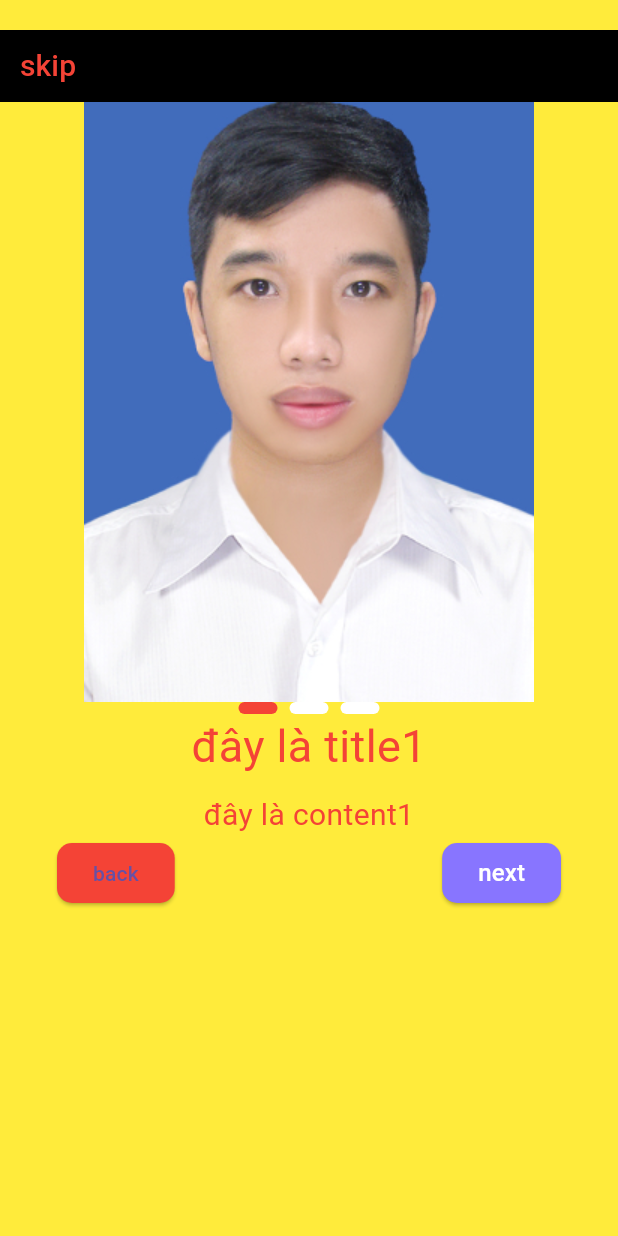
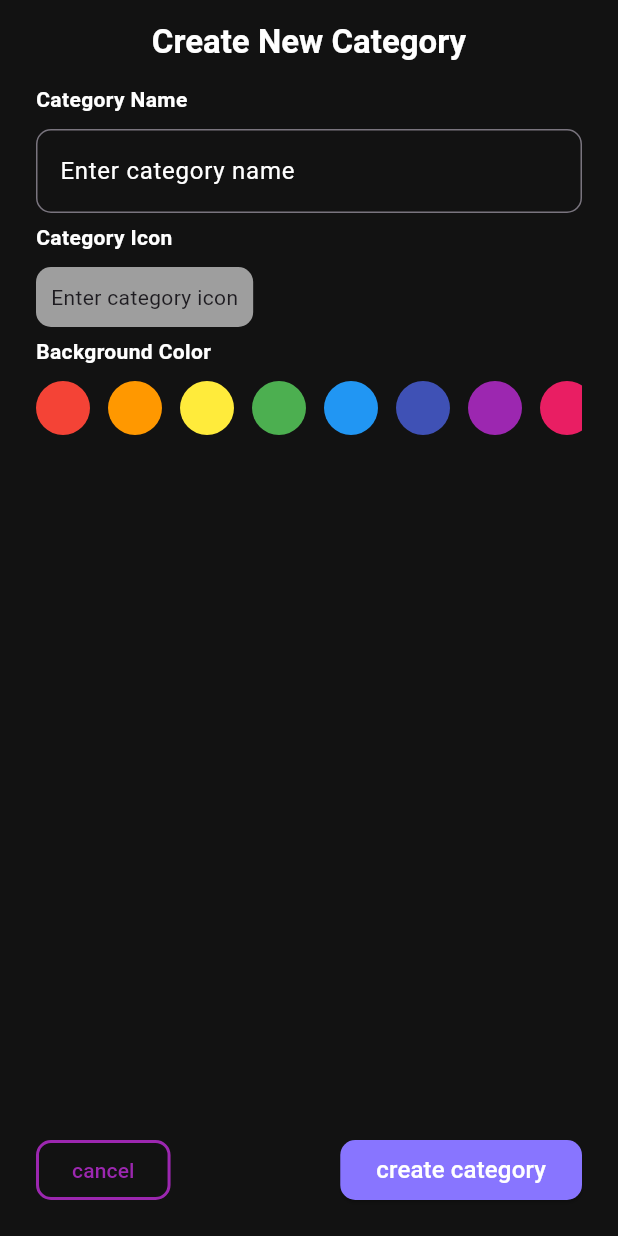
Before and after one commit to songtoantd18/nestjs, a Flutter app: the screen it shows after launch, on a phone screen of 412 x 824 dp. Run offline on Flutter 3.47's test engine with Material 3 defaults, Android fonts, the phone set to English and light mode, and no system bars; our stand-ins replace easy_localization, shared_preferences.

Commit message:
bài 9 create category ui coding

```diff
--- a/todoapp/assets/translations/en.json
+++ b/todoapp/assets/translations/en.json
@@ -1,5 +1,17 @@
 {
-    "welcome_title": "Welcome!",
-    "welcome_description": "Welcome to our app! To get the most out of your experience, please log in to your existing account or create a new account if you don’t have one yet. Logging in allows you to securely access your personalized settings, save your progress, and enjoy all the exclusive features we offer. Creating a new account is quick and easy, ensuring you can start exploring immediately. Whether you’re a returning user or new to our platform, we’re here to support you every step of the way. Let’s get started!"
+  "welcome_title": "Welcome!",
+  "welcome_description": "Welcome to our app! To get the most out of your experience, please log in to your existing account or create a new account if you don’t have one yet. Logging in allows you to securely access your personalized settings, save your progress, and enjoy all the exclusive features we offer. Creating a new account is quick and easy, ensuring you can start exploring immediately. Whether you’re a returning user or new to our platform, we’re here to support you every step of the way. Let’s get started!",
 
+  "create_category_page_title": "Create New Category",
+  "create_category_from_category_name_label": "Category Name",
+  "create_category_from_category_name_placeholder": "Enter category name",
+  "create_category_from_category_icon_label": "Category Icon",
+  "create_category_from_category_icon_placeholder": "Enter category icon",
+
+  "create_category_from_category_background_color_label": "Background Color",
+  "create_category_create_button": "Create",
+
+  "create_new_account": "Create new account",
+  "change_language": "Change language",
+  "login": "Login"
 }
--- a/todoapp/assets/translations/vi.json
+++ b/todoapp/assets/translations/vi.json
@@ -1,4 +1,17 @@
 {
-    "welcome_title": "XIN CHÀO!",
-    "welcome_description": "Chào mừng bạn đến với ứng dụng của chúng tôi! Để tận dụng tối đa trải nghiệm của bạn, vui lòng đăng nhập vào tài khoản hiện tại của bạn hoặc tạo tài khoản mới nếu bạn chưa có. Đăng nhập cho phép bạn truy cập an toàn vào các cài đặt được cá nhân hóa, lưu tiến trình của bạn và tận hưởng tất cả các tính năng độc quyền mà chúng tôi cung cấp. Tạo tài khoản mới nhanh chóng và dễ dàng, đảm bảo bạn có thể bắt đầu khám phá ngay lập tức. Cho dù bạn là người dùng quay lại hay mới sử dụng nền tảng của chúng tôi, chúng tôi luôn ở đây để hỗ trợ bạn trong từng bước. Hãy bắt đầu nào"
+  "welcome_title": "Chào mừng!",
+  "welcome_description": "Chào mừng bạn đến với ứng dụng của chúng tôi! Để tận hưởng trải nghiệm tốt nhất, vui lòng đăng nhập vào tài khoản hiện có hoặc tạo một tài khoản mới nếu bạn chưa có. Đăng nhập giúp bạn truy cập các cài đặt cá nhân, lưu tiến trình và sử dụng đầy đủ các tính năng đặc biệt. Việc tạo tài khoản mới rất nhanh chóng và dễ dàng, giúp bạn bắt đầu khám phá ngay lập tức. Dù bạn là người dùng cũ hay mới, chúng tôi luôn sẵn sàng hỗ trợ bạn. Hãy bắt đầu nào!",
+
+  "create_category_page_title": "Tạo danh mục",
+  "create_category_from_category_name_label": "Tên danh mục",
+  "create_category_from_category_name_placeholder": "Nhập tên danh mục",
+  "create_category_from_category_icon_label": "Biểu tượng danh mục",
+  "create_category_from_category_icon_placeholder": "Nhập biểu tượng danh mục",
+
+  "create_category_from_category_background_color_label": "Màu nền",
+  "create_category_create_button": "Tạo mới",
+
+  "create_new_account": "Tạo tài khoản mới",
+  "change_language": "Thay đổi ngôn ngữ",
+  "login": "Đăng nhập"
 }
--- /dev/null
+++ b/todoapp/lib/category/create_or_edit_category.dart
@@ -0,0 +1,247 @@
+import 'package:flutter/material.dart';
+// import 'package:easy_localization/easy_localization.dart';
+import 'package:easy_localization/easy_localization.dart';
+
+class CreateOrEditCategory extends StatefulWidget {
+  const CreateOrEditCategory({super.key});
+  @override
+  State<CreateOrEditCategory> createState() => _CreateOrEditCategoryState();
+}
+
+class _CreateOrEditCategoryState extends State<CreateOrEditCategory> {
+  final _nameCategoryController = TextEditingController();
+  final List<Color> _colorDataSource = [];
+  Color? selectedColor;
+  @override
+  void initState() {
+    super.initState();
+    _colorDataSource.addAll([
+      Colors.red,
+      Colors.orange,
+      Colors.yellow,
+      Colors.green,
+      Colors.blue,
+      Colors.indigo,
+      Colors.purple,
+      Colors.pink, // Màu thêm để đủ 8 màu
+    ]);
+    ;
+  }
+
+  @override
+  Widget build(BuildContext context) {
+    return Scaffold(
+      backgroundColor: const Color(0xff121212),
+      appBar: AppBar(
+        backgroundColor: Colors.transparent,
+        centerTitle: true,
+        title: _buildFieldTitle('create_category_page_title'.tr()),
+      ),
+      body: Container(
+        margin: EdgeInsets.symmetric(horizontal: 24),
+
+        child: _buildBodyPageScreen(),
+      ),
+    );
+  }
+
+  Widget _buildBodyPageScreen() {
+    return Container(
+      width: double.infinity,
+      color: Colors.transparent,
+      child: Column(
+        children: [
+          Expanded(
+            child: Column(
+              crossAxisAlignment: CrossAxisAlignment.start,
+              mainAxisAlignment: MainAxisAlignment.start,
+              children: [
+                _buildCatergoryNameField(),
+                _buildCatergoryChoseIconField(),
+                _buildCatergoryChoseBackgroundColorField(),
+              ],
+            ),
+          ),
+          _buildOnBoadingNextAndPreviousButton(),
+        ],
+      ),
+    );
+  }
+
+  Widget _buildCatergoryNameField() {
+    return Column(
+      crossAxisAlignment: CrossAxisAlignment.start,
+      mainAxisAlignment: MainAxisAlignment.start,
+      children: [
+        _buildFieldTitle('create_category_from_category_name_label'.tr()),
+
+        Container(
+          margin: EdgeInsets.only(top: 10),
+          child: TextFormField(
+            controller: _nameCategoryController,
+            decoration: InputDecoration(
+              hintText: 'create_category_from_category_name_placeholder'.tr(),
+              hintStyle: const TextStyle(color: Colors.white, fontSize: 16),
+
+              border: OutlineInputBorder(
+                borderRadius: BorderRadius.circular(10),
+                borderSide: BorderSide(color: Colors.purple, width: 6),
+              ),
+            ),
+          ),
+        ),
+      ],
+    );
+  }
+
+  Widget _buildCatergoryChoseIconField() {
+    return Container(
+      color: Colors.transparent,
+      width: double.infinity,
+      margin: EdgeInsets.symmetric(vertical: 6),
+      child: Column(
+        crossAxisAlignment: CrossAxisAlignment.start,
+        mainAxisAlignment: MainAxisAlignment.start,
+        children: [
+          _buildFieldTitle('create_category_from_category_icon_label'.tr()),
+
+          GestureDetector(
+            onTap: () {
+              print('xin chào 111111111111111111111111  ');
+            },
+            child: Container(
+              margin: EdgeInsets.only(top: 10),
+              decoration: BoxDecoration(
+                borderRadius: BorderRadius.circular(10),
+                color: Colors.grey,
+              ),
+              child: Padding(
+                padding: const EdgeInsets.symmetric(
+                  horizontal: 10,
+                  vertical: 10,
+                ),
+                child: Text(
+                  "create_category_from_category_icon_placeholder".tr(),
+                ),
+              ),
+            ),
+          ),
+        ],
+      ),
+    );
+  }
+
+  Widget _buildCatergoryChoseBackgroundColorField() {
+    return Column(
+      crossAxisAlignment: CrossAxisAlignment.start,
+      mainAxisAlignment: MainAxisAlignment.start,
+      children: [
+        _buildFieldTitle(
+          'create_category_from_category_background_color_label'.tr(),
+        ),
+        Container(
+          margin: EdgeInsets.only(top: 10),
+          width: double.infinity,
+          height: 36,
+          color: Colors.transparent,
+          child: ListView.builder(
+            scrollDirection: Axis.horizontal,
+
+            itemBuilder: (context, index) {
+              final color = _colorDataSource[index];
+              // final selectedColor = color;
+              final isSelected = selectedColor == color;
+              return GestureDetector(
+                onTap: () {
+                  print(' day la $index');
+                  print('đây là color: $color');
+                  setState(() {
+                    selectedColor = color;
+                  });
+                },
+                child: Container(
+                  width: 36,
+                  height: 36,
+                  margin: EdgeInsets.only(right: 12),
+                  decoration: BoxDecoration(
+                    borderRadius: BorderRadius.circular(18),
+                    color: color,
+                  ),
+                  child: isSelected
+                      ? const Icon(Icons.check, color: Colors.white, size: 20)
+                      : null,
+                ),
+              );
+            },
+            itemCount: _colorDataSource.length,
+          ),
+        ),
+      ],
+    );
+  }
+
+  Widget _buildFieldTitle(String title) {
+    return Text(
+      title,
+      style: TextStyle(
+        // fontSize: ,
+        color: Colors.white,
+        fontWeight: FontWeight.bold,
+      ),
+    );
+  }
+
+  Widget _buildOnBoadingNextAndPreviousButton() {
+    return Container(
+      margin: EdgeInsets.symmetric(vertical: 20),
+      color: Colors.transparent,
+      child: Row(
+        mainAxisAlignment: MainAxisAlignment.spaceBetween,
+        children: [
+          ElevatedButton(
+            onPressed: () {
+              print('đây là cancel');
+            },
+            style: ElevatedButton.styleFrom(
+              backgroundColor: Colors.transparent,
+              elevation: 0, // nếu muốn phẳng như TextButton
+              shape: RoundedRectangleBorder(
+                borderRadius: BorderRadius.circular(10),
+                side: BorderSide(
+                  color: Colors.purple,
+                  width: 2,
+                ), // viền màu tím
+              ),
+            ),
+            child: Text(
+              'cancel',
+              style: TextStyle(color: Colors.purple), // chữ cùng màu với viền
+            ),
+          ),
+
+          ElevatedButton(
+            onPressed: () {
+              print('đây là create category');
+              _onHandleNameCategory();
+            },
+            style: ElevatedButton.styleFrom(
+              backgroundColor: const Color(0Xff8875ff),
+              shape: RoundedRectangleBorder(
+                borderRadius: BorderRadius.circular(10),
+              ),
+            ),
+            child: Text(
+              'create category',
+              style: TextStyle(fontSize: 16, color: Colors.white),
+            ),
+          ),
+        ],
+      ),
+    );
+  }
+
+  void _onHandleNameCategory() {
+    print('đây là handle name category');
+    print('đây là name category: ${_nameCategoryController.text}');
+  }
+}
--- a/todoapp/lib/main.dart
+++ b/todoapp/lib/main.dart
@@ -3,6 +3,7 @@
 import 'package:provider/provider.dart';
 import 'dart:math';
 import 'package:flutter/material.dart';
+import 'package:todoapp/category/create_or_edit_category.dart';
 import 'package:todoapp/main/main_page.dart';
 import 'package:todoapp/screen/onboarding/onboarding_page_view.dart';
 import 'package:todoapp/screen/welcome/welcome_page.dart';
@@ -31,7 +32,8 @@
       localizationsDelegates: context.localizationDelegates,
       locale: context.locale,
       supportedLocales: context.supportedLocales,
-      home: SplashScreen(),
+      // home: SplashScreen(),
+      home: CreateOrEditCategory(),
 
       // home: OnboardingPageView(),
       // home: WelcomePage(),
```
Also changed, not shown: 1 other file.
